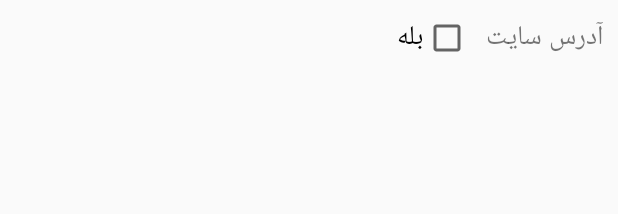
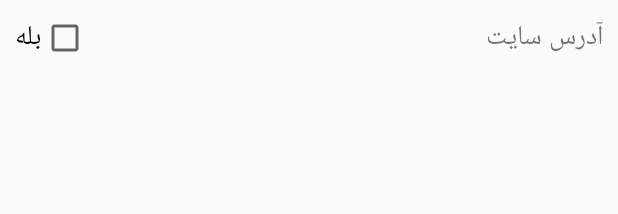
Before and after one commit to AshkanFakhr/Faraz, an Android app: the layout item_bool.xml on its own in the app's theme, with its tools: preview values and no code run, on a phone screen of 412 x 824 dp. Shown: the top 214 px of the screen. Run offline under Robolectric (Android 15) with nearby library versions, the phone set to English and light mode, and no system bars; plain views replace CheckBox; network calls fail; Roboto replaces fonts that are not available here.

Commit message:
eighth commit from my home pc (from android studio) main page, register page, validation page, login page, tickets and choices are done. appearance improved, fonts changed.

```diff
--- a/app/src/main/java/ashkan/fakhr/faraz/activities/FormActivity.java
+++ b/app/src/main/java/ashkan/fakhr/faraz/activities/FormActivity.java
@@ -29,10 +29,11 @@ public class FormActivity extends AppCompatActivity {
     @Override
     protected void onCreate(Bundle savedInstanceState) {
         super.onCreate(savedInstanceState);
+        setContentView(R.layout.activity_form);
         TextView textView = (TextView) findViewById(R.id.toolbarTitle);
         textView.setText(R.string.form_activity_title);
-        setContentView(R.layout.activity_form);
         Snippets.setupUI(this, findViewById(R.id.root));
+        Snippets.setFontForActivity(findViewById(R.id.root));
         formLinLay = (LinearLayout) findViewById(R.id.dynamicFormLinLay);
         topicList = JSON.parseArray(getIntent().getExtras().getString(Constants.DATA), TopicModel.class);
         TopicSpinnerAdapter topicSpinnerAdapter = new TopicSpinnerAdapter(this, topicList);
@@ -48,6 +49,7 @@ public class FormActivity extends AppCompatActivity {
             }
         });
         onTopicSelected(topicList.get(0));
+
     }
 
     private void onTopicSelected(TopicModel topicModel) {
@@ -101,4 +103,6 @@ public class FormActivity extends AppCompatActivity {
         ((TextView) row.findViewById(R.id.title)).setText(formModel.getLabel());
         formLinLay.addView(row);
     }
+
+
 }
--- a/app/src/main/java/ashkan/fakhr/faraz/activities/LoginActivity.java
+++ b/app/src/main/java/ashkan/fakhr/faraz/activities/LoginActivity.java
@@ -34,6 +34,7 @@ public class LoginActivity extends Activity {
         TextView textView = (TextView) findViewById(R.id.toolbarTitle);
         textView.setText(R.string.login_activity_title);
         findViewById(R.id.emailEditText).requestFocus();
+        Snippets.setFontForActivity(findViewById(R.id.root));
 
         findViewById(R.id.loginButton).setOnClickListener(new View.OnClickListener() {
             @Override
--- a/app/src/main/java/ashkan/fakhr/faraz/activities/SignUpActivity.java
+++ b/app/src/main/java/ashkan/fakhr/faraz/activities/SignUpActivity.java
@@ -33,6 +33,7 @@ public class SignUpActivity extends Activity {
         TextView textView = (TextView) findViewById(R.id.toolbarTitle);
         textView.setText(R.string.sign_up_activity_title);
         findViewById(R.id.nameEditText).requestFocus();
+        Snippets.setFontForActivity(findViewById(R.id.root));
 
         findViewById(R.id.signUpButton).setOnClickListener(new View.OnClickListener() {
             @Override
--- a/app/src/main/java/ashkan/fakhr/faraz/activities/ValidationCodeActivity.java
+++ b/app/src/main/java/ashkan/fakhr/faraz/activities/ValidationCodeActivity.java
@@ -35,6 +35,7 @@ public class ValidationCodeActivity extends Activity {
         super.onCreate(savedInstanceState);
         setContentView(R.layout.activity_validation);
         Snippets.setupUI(this, findViewById(R.id.root));
+        Snippets.setFontForActivity(findViewById(R.id.root));
 
         findViewById(R.id.activationButton).setOnClickListener(new View.OnClickListener() {
             @Override
--- a/app/src/main/java/ashkan/fakhr/faraz/utilities/Snippets.java
+++ b/app/src/main/java/ashkan/fakhr/faraz/utilities/Snippets.java
@@ -133,12 +133,12 @@ and save it to the base location of app, with a folder name taken from string.xm
         }
     }
 
-    public static String getSP(String key) {
+    public static String getSP(String key, String defaultValue) {
         SharedPreferences sp
                 = AppController
                 .applicationContext
                 .getSharedPreferences(Constants.SP_FILE_NAME_BASE, Context.MODE_PRIVATE);
-        return sp.getString(key, Constants.FALSE);
+        return sp.getString(key, defaultValue);
     }
 
     public static void setSP(String key, String value) {
--- a/app/src/main/res/layout/activity_main.xml
+++ b/app/src/main/res/layout/activity_main.xml
@@ -2,6 +2,7 @@
 <android.support.design.widget.CoordinatorLayout xmlns:android="http://schemas.android.com/apk/res/android"
     xmlns:app="http://schemas.android.com/apk/res-auto"
     xmlns:tools="http://schemas.android.com/tools"
+    android:id="@+id/root"
     android:layout_width="match_parent"
     android:layout_height="match_parent"
     android:fitsSystemWindows="true"
--- a/app/src/main/res/layout/item_bool.xml
+++ b/app/src/main/res/layout/item_bool.xml
@@ -4,28 +4,30 @@
     android:layout_height="wrap_content"
     android:layoutDirection="rtl">
 
-    <TextView
-        android:id="@+id/title"
-        android:layout_width="wrap_content"
-        android:layout_height="wrap_content"
-        android:layout_alignParentTop="true"
-        android:layout_alignParentRight="true"
-        android:padding="10dp"
-        android:gravity="center"
-        android:text="آدرس سایت"
-        android:textSize="18sp" />
-
     <com.rey.material.widget.CheckBox
         android:id="@+id/checkbox"
-        android:layout_width="match_parent"
+        android:layout_width="wrap_content"
         android:layout_height="wrap_content"
         android:layout_alignParentEnd="true"
         android:layout_centerVertical="true"
-        android:layout_toLeftOf="@+id/title"
+        android:layout_marginLeft="10dp"
+        android:layout_alignParentLeft="true"
         android:gravity="right|center_vertical"
         android:textSize="18sp"
         android:inputType="text"
         android:text="بله" />
 
+    <TextView
+        android:id="@+id/title"
+        android:layout_width="match_parent"
+        android:layout_height="wrap_content"
+        android:layout_marginLeft="70dp"
+        android:padding="10dp"
+        android:gravity="right"
+        android:text="آدرس سایت"
+        android:textSize="18sp"
+        android:layout_alignParentTop="true"
+        android:layout_alignParentEnd="true" />
+
 
 </RelativeLayout>
```
Also changed, not shown: app/src/main/java/ashkan/fakhr/faraz/activities/HomePageActivity.java (+8 -2 lines), app/src/main/java/ashkan/fakhr/faraz/activities/MainActivity.java (+9 -0 lines), app/src/main/res/values/strings.xml (+6 -6 lines), app/src/main/assets/fonts/theme.ttf (added), app/src/main/assets/fonts/themebold.ttf (added), 1 other file.
